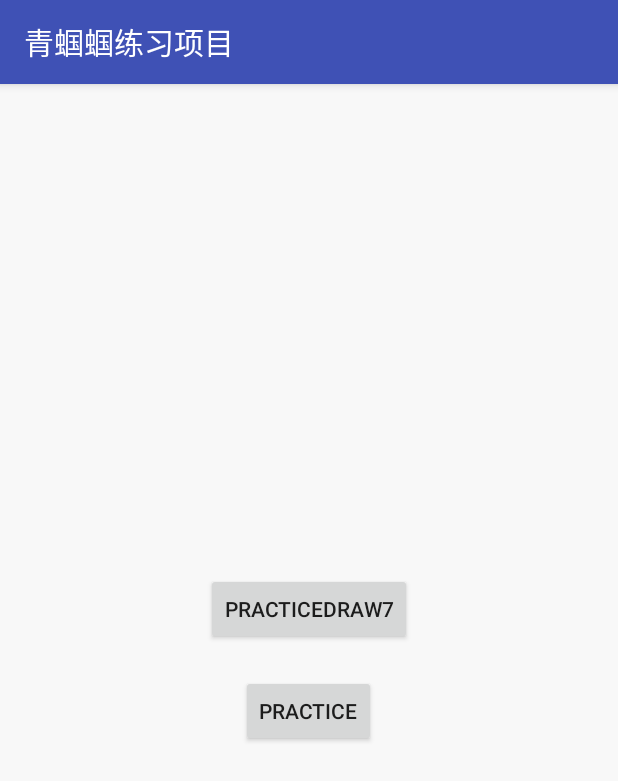
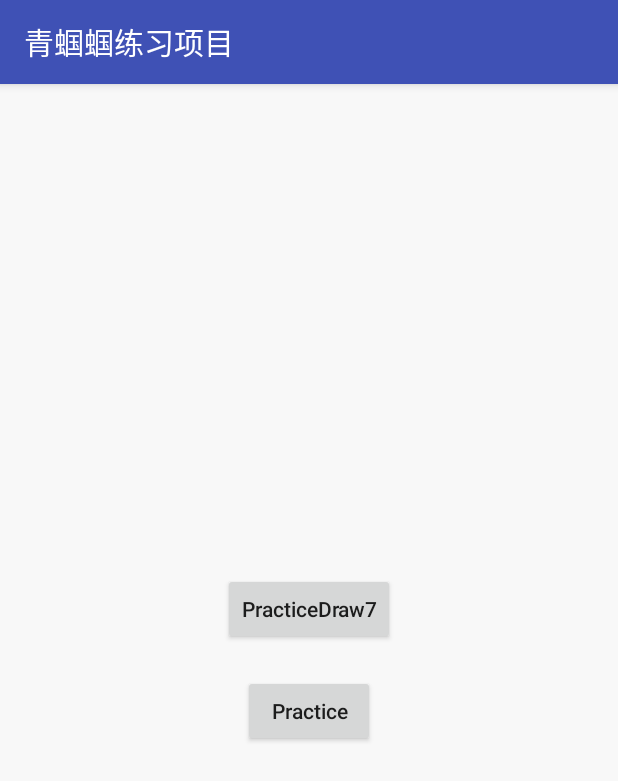
Before and after one commit to qingguoguo/ImitatePractice, an Android app: the screen it shows after launch (MainActivity), on a phone screen of 412 x 824 dp. Shown: the top 781 px of the screen. Run offline under Robolectric (Android 15) with nearby library versions, the phone set to English and light mode, and no system bars; pictures from the network do not load.

```diff
--- a/app/build.gradle
+++ b/app/build.gradle
@@ -110,4 +110,7 @@ dependencies {
     compile 'com.tbruyelle.rxpermissions2:rxpermissions:0.9.4@aar'
     compile 'com.squareup.okhttp3:logging-interceptor:+'
     implementation project(':sharecomponent')
+
+    compile 'com.github.bumptech.glide:glide:3.7.0'
+    compile 'com.android.support:support-v4:25.3.0'
 }
--- a/app/src/main/java/com/qgg/practice/MainActivity.java
+++ b/app/src/main/java/com/qgg/practice/MainActivity.java
@@ -4,7 +4,9 @@ import android.content.Intent;
 import android.os.Bundle;
 import android.support.v7.app.AppCompatActivity;
 import android.view.View;
+import android.widget.ImageView;
 
+import com.bumptech.glide.Glide;
 import com.qgg.practice.retrofitdemo.RetrofitTestActivity;
 
 public class MainActivity extends AppCompatActivity {
@@ -39,5 +41,6 @@ public class MainActivity extends AppCompatActivity {
     public void practiceDraw7(View view) {
         //startActivity(new Intent(this, PracticeDraw7Activity.class));
         startActivity(new Intent(this, ParallaxActivity.class));
+        Glide.with(this).load("").into(new ImageView(this));
     }
 }
--- a/app/src/main/res/layout/activity_btn_main.xml
+++ b/app/src/main/res/layout/activity_btn_main.xml
@@ -1,5 +1,4 @@
-<LinearLayout
-    xmlns:android="http://schemas.android.com/apk/res/android"
+<LinearLayout xmlns:android="http://schemas.android.com/apk/res/android"
     android:layout_width="match_parent"
     android:layout_height="match_parent"
     android:background="#f8f8f8"
@@ -10,12 +9,14 @@
         android:layout_width="wrap_content"
         android:layout_height="wrap_content"
         android:onClick="practiceDraw7"
-        android:text="@string/practicedraw7"/>
+        android:text="@string/practicedraw7"
+        android:textAllCaps="false" />
 
     <Button
         android:layout_width="wrap_content"
         android:layout_height="wrap_content"
         android:layout_marginTop="20dp"
         android:onClick="practice"
-        android:text="@string/practice"/>
+        android:text="@string/practice"
+        android:textAllCaps="false" />
 </LinearLayout>
```
